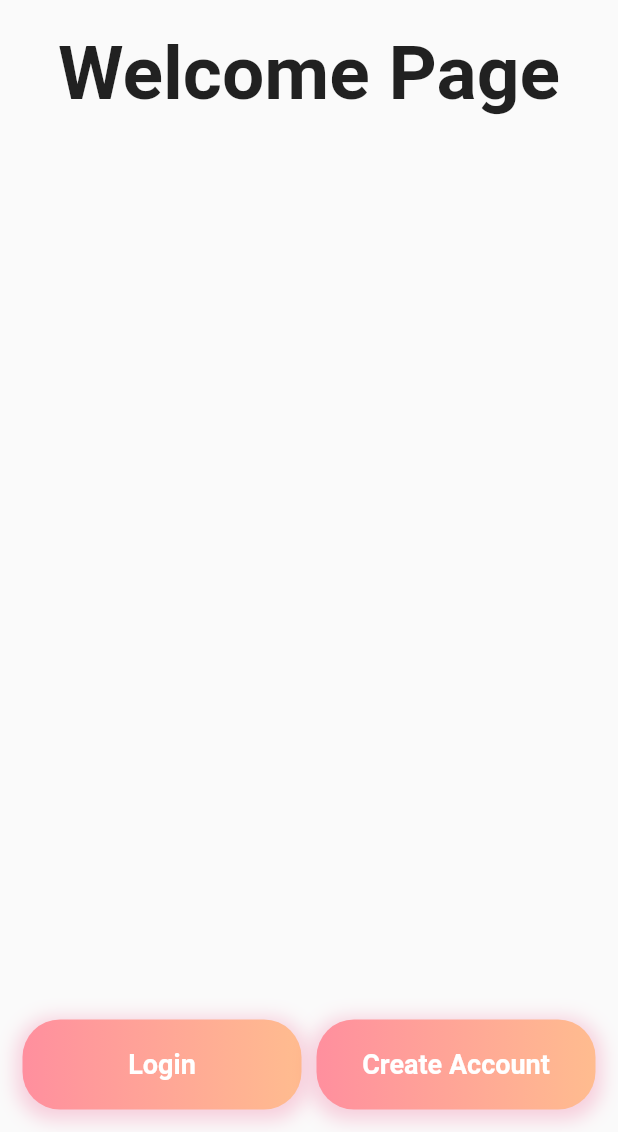
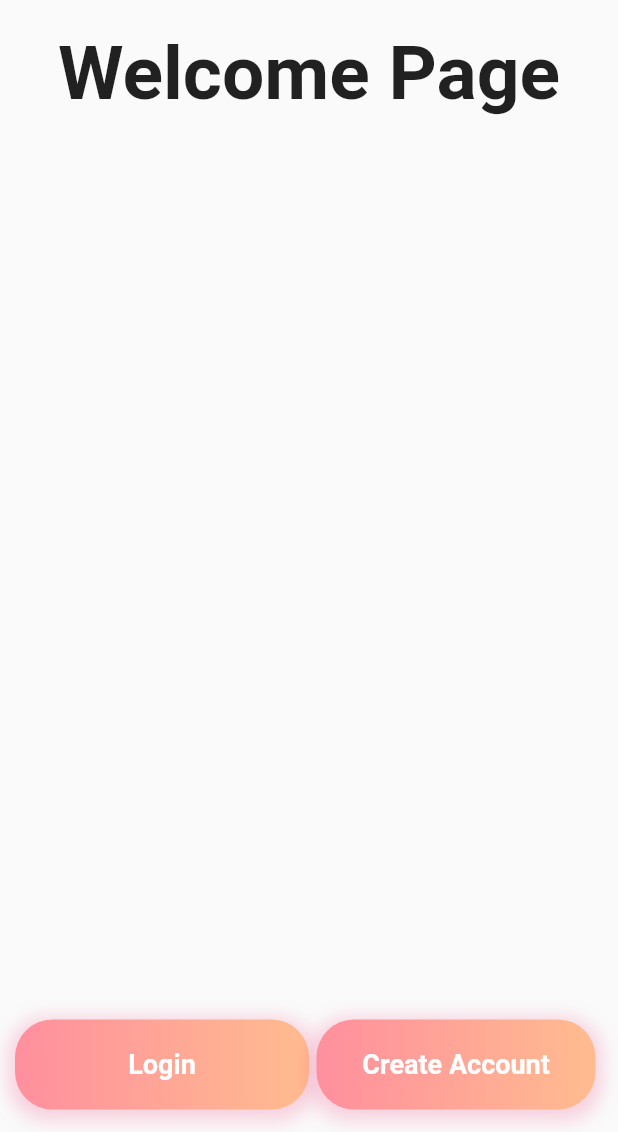
Before and after one commit to yu-hsiennn/Pet-App, a Flutter app: the screen it shows after launch, on a phone screen of 412 x 824 dp, the part 104-1236 px from its top. Run offline on Flutter 3.47's test engine with Material 2 defaults, Android fonts, the phone set to English and light mode, and no system bars; Roboto replaces fonts that are missing (Netflix).

Commit message:
added unified button class 'CustomButton'

```diff
--- a/lib/main.dart
+++ b/lib/main.dart
@@ -68,12 +68,15 @@ class _WelcomePageState extends State<WelcomePage> {
                 mainAxisAlignment: MainAxisAlignment.center,
                 children: [
                   Expanded(
-                    child: LoginButton(),
                     flex: 1,
+                    child: CustomButton(
+                      label: 'Login',
+                      onPressed: () {},
+                    ),
                   ),
                   Expanded(
+                    flex: 1,
                     child: RegisterButton(),
-                    flex: 1,
                   )
                 ],
               ),
@@ -166,9 +169,6 @@ class _RegisterPage extends State<RegisterPage> {
                   ),
                 ),
               ),
-            ),
-            SizedBox(
-              height: 300,
             ),
           ],
         ),
@@ -304,7 +304,12 @@ class RegisterButton extends StatelessWidget {
 
   @override
   Widget build(BuildContext context) {
-    return Container(
+    return GestureDetector(
+      onTap: () {
+        Navigator.push(
+            context, MaterialPageRoute(builder: (context) => RegisterPage()));
+      },
+      child: Container(
         margin: EdgeInsets.all(5),
         height: 60,
         decoration: BoxDecoration(
@@ -328,11 +333,6 @@ class RegisterButton extends StatelessWidget {
               )
             ]),
         child: Center(
-        child: GestureDetector(
-          onTap: () {
-            Navigator.push(context,
-                MaterialPageRoute(builder: (context) => RegisterPage()));
-          },
           child: Text(
             'Create Account',
             textAlign: TextAlign.center,
@@ -357,7 +357,10 @@ class LoginButton extends StatelessWidget {
 
   @override
   Widget build(BuildContext context) {
-    return Container(
+    return GestureDetector(
+      onTap: () {},
+      onTapDown: (details) {},
+      child: Container(
         margin: EdgeInsets.all(5), // padding edge
         height: 60,
         decoration: BoxDecoration(
@@ -381,8 +384,6 @@ class LoginButton extends StatelessWidget {
               )
             ]),
         child: Center(
-        child: GestureDetector(
-          onTap: () {},
           child: Text(
             'Login',
             textAlign: TextAlign.center,
@@ -399,3 +400,89 @@ class LoginButton extends StatelessWidget {
     );
   }
 }
+
+class CustomButton extends StatefulWidget {
+  final String label;
+  final VoidCallback onPressed;
+  final double? height;
+  final double? width;
+
+  const CustomButton({
+    Key? key,
+    required this.label,
+    required this.onPressed,
+    this.height = 60,
+    this.width,
+  }) : super(key: key);
+
+  @override
+  State<CustomButton> createState() => _CustomButtonState();
+}
+
+class _CustomButtonState extends State<CustomButton> {
+  bool _isTappedDown = false;
+
+  @override
+  Widget build(BuildContext context) {
+    return GestureDetector(
+      onTapDown: (_) {
+        setState(() {
+          _isTappedDown = true;
+        });
+      },
+      onTapUp: (_) {
+        setState(() {
+          _isTappedDown = false;
+        });
+        widget.onPressed();
+      },
+      onTapCancel: () {
+        setState(() {
+          _isTappedDown = false;
+        });
+      },
+      child: Container(
+        decoration: BoxDecoration(
+            gradient: LinearGradient(
+              colors: _isTappedDown
+                  ? [
+                      Color.fromRGBO(159, 89, 99, 1),
+                      Color.fromRGBO(168, 124, 94, 1),
+                    ]
+                  : [
+                      Color.fromRGBO(255, 143, 158, 1),
+                      Color.fromRGBO(255, 188, 143, 1),
+                    ],
+              begin: Alignment.centerLeft,
+              end: Alignment.centerRight,
+            ),
+            borderRadius: const BorderRadius.all(
+              Radius.circular(25.0),
+            ),
+            boxShadow: [
+              BoxShadow(
+                color: Colors.pink.withOpacity(0.2),
+                spreadRadius: 4,
+                blurRadius: 10,
+                offset: Offset(0, 3),
+              )
+            ]),
+        padding: EdgeInsets.all(5),
+        height: widget.height,
+        width: widget.width,
+        child: Center(
+          child: Text(
+            widget.label,
+            style: TextStyle(
+              fontFamily: "Netflix",
+              fontWeight: FontWeight.w600,
+              fontSize: 18,
+              letterSpacing: 0.0,
+              color: Colors.white,
+            ),
+          ),
+        ),
+      ),
+    );
+  }
+}
```
Lines whose indentation alone changed are shown as unchanged.
